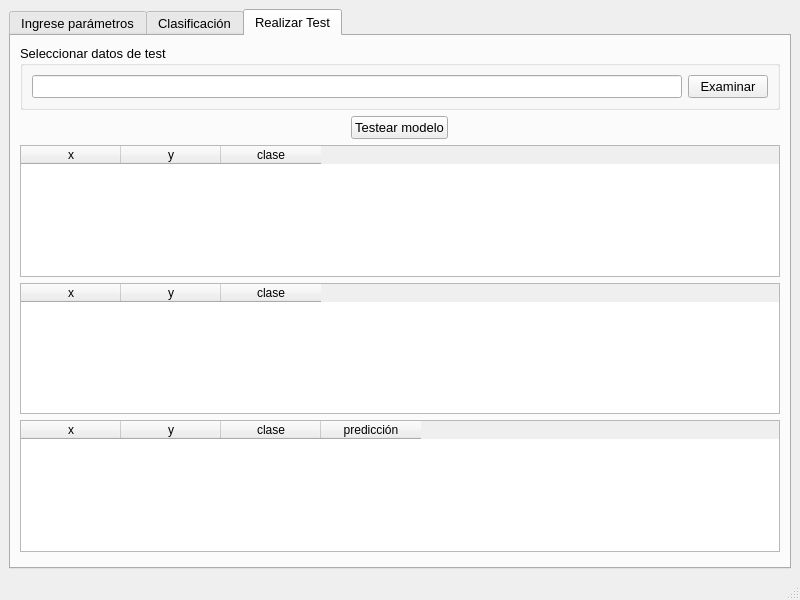
Old version of the form window.ui in the repository gabrielhruza/iatpi.
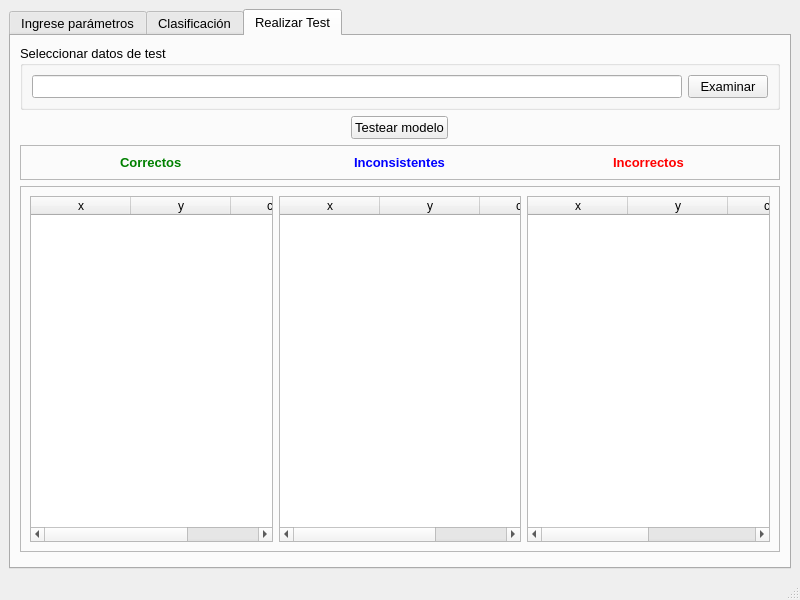
New version of the form. Custom widgets are drawn as their Qt base class.

What changed in the file:
```diff
--- a/window.ui
+++ b/window.ui
@@ -151,6 +151,91 @@
          </widget>
         </item>
         <item>
+         <widget class="QFrame" name="titulo_tabla">
+          <property name="minimumSize">
+           <size>
+            <width>0</width>
+            <height>20</height>
+           </size>
+          </property>
+          <property name="frameShape">
+           <enum>QFrame::StyledPanel</enum>
+          </property>
+          <property name="frameShadow">
+           <enum>QFrame::Raised</enum>
+          </property>
+          <layout class="QHBoxLayout" name="horizontalLayout_5">
+           <item alignment="Qt::AlignHCenter">
+            <widget class="QLabel" name="label">
+             <property name="font">
+              <font>
+               <pointsize>10</pointsize>
+               <weight>75</weight>
+               <bold>true</bold>
+               <underline>false</underline>
+              </font>
+             </property>
+             <property name="styleSheet">
+              <string notr="true">color: green</string>
+             </property>
+             <property name="text">
+              <string>Correctos</string>
+             </property>
+            </widget>
+           </item>
+           <item alignment="Qt::AlignHCenter">
+            <widget class="QLabel" name="label_2">
+             <property name="font">
+              <font>
+               <pointsize>10</pointsize>
+               <weight>75</weight>
+               <bold>true</bold>
+              </font>
+             </property>
+             <property name="styleSheet">
+              <string notr="true">color: blue</string>
+             </property>
+             <property name="text">
+              <string>Inconsistentes</string>
+             </property>
+            </widget>
+           </item>
+           <item alignment="Qt::AlignHCenter">
+            <widget class="QLabel" name="label_3">
+             <property name="font">
+              <font>
+               <pointsize>10</pointsize>
+               <weight>75</weight>
+               <bold>true</bold>
+              </font>
+             </property>
+             <property name="styleSheet">
+              <string notr="true">color: red</string>
+             </property>
+             <property name="text">
+              <string>Incorrectos</string>
+             </property>
+            </widget>
+           </item>
+          </layout>
+         </widget>
+        </item>
+        <item>
+         <widget class="QFrame" name="frame">
+          <property name="minimumSize">
+           <size>
+            <width>0</width>
+            <height>0</height>
+           </size>
+          </property>
+          <property name="frameShape">
+           <enum>QFrame::StyledPanel</enum>
+          </property>
+          <property name="frameShadow">
+           <enum>QFrame::Raised</enum>
+          </property>
+          <layout class="QHBoxLayout" name="horizontalLayout_4">
+           <item>
          <widget class="QTableWidget" name="corr_tableWidget">
           <column>
            <property name="text">
@@ -212,6 +297,9 @@
           </column>
          </widget>
         </item>
+          </layout>
+         </widget>
+        </item>
         <item>
          <widget class="QWidget" name="graficos_widget" native="true"/>
         </item>
```
Left out of the diff: 5 changed lines with no effect on the pictures. Lines whose indentation alone changed are shown as unchanged.
